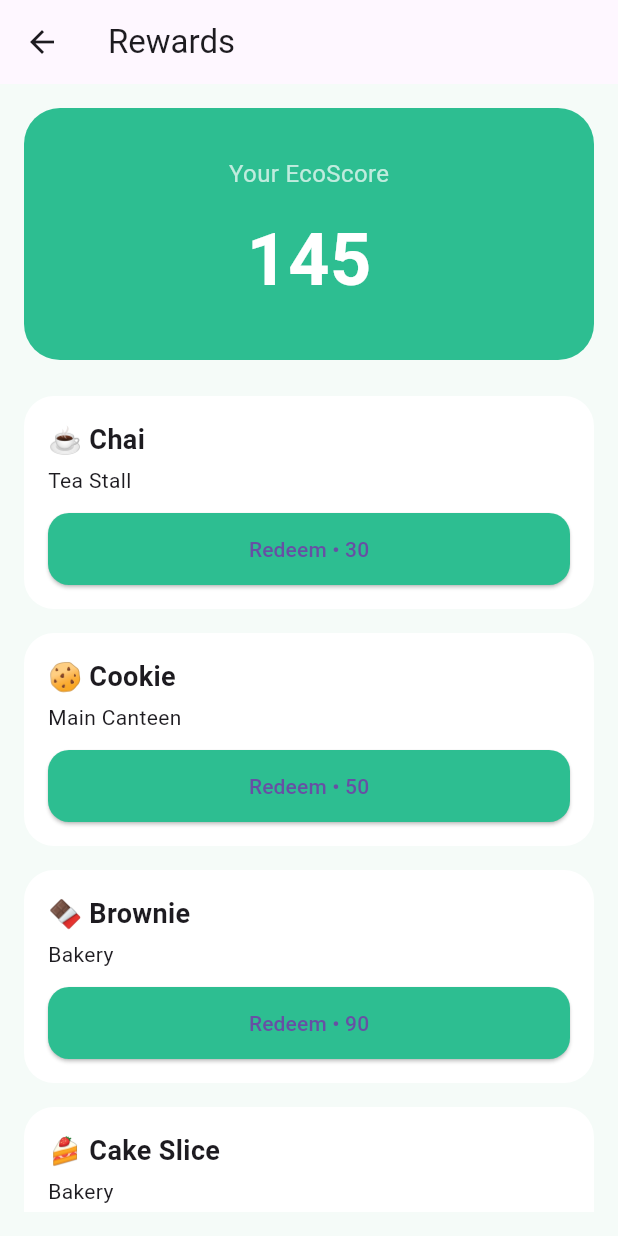
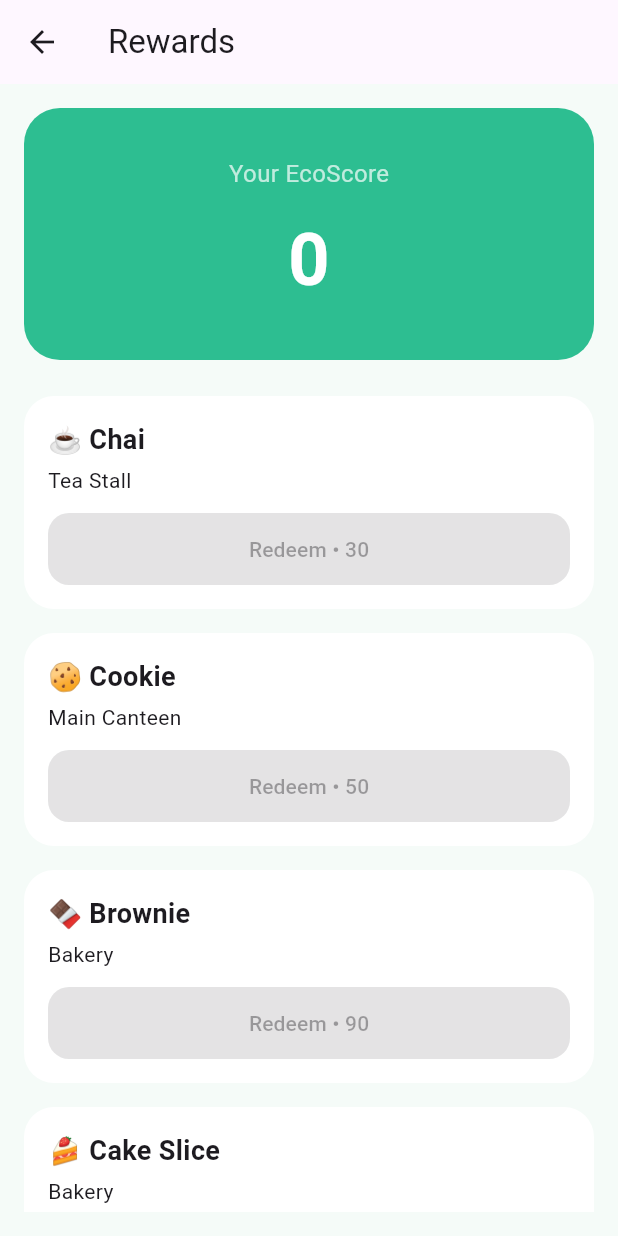
Before and after one commit to manasipatil-git/gdg-hacakthon, a Flutter app: the RewardsScreen screen opened by its route, on a phone screen of 412 x 824 dp. Run offline on Flutter 3.47's test engine with Material 3 defaults, Android fonts, the phone set to English and light mode, and no system bars; our stand-ins replace cloud_firestore, firebase_auth, firebase_core, qr_flutter; accounts and stored records are empty; Roboto replaces fonts that are missing (Poppins).

Commit message:
fix: align rewards screen eco score display with widget API

```diff
--- a/ecolife/lib/Features/rewards/screens/rewards_screen.dart
+++ b/ecolife/lib/Features/rewards/screens/rewards_screen.dart
@@ -1,29 +1,38 @@
 import 'package:flutter/material.dart';
+import 'package:provider/provider.dart';
+
 import '../widgets/eco_score_card.dart';
 import '../widgets/reward_item_card.dart';
 import '../data/reward_items.dart';
+import '../../../core/providers/user_provider.dart';
 
 class RewardsScreen extends StatelessWidget {
   const RewardsScreen({super.key});
 
   @override
   Widget build(BuildContext context) {
-    final int userEcoScore = 145; // 🔁 later from Firestore
+    final user = context.watch<UserProvider>().user;
+    final int userEcoScore = user?.ecoScore ?? 0;
 
     return Scaffold(
-      appBar: AppBar(title: const Text('Rewards')),
+      appBar: AppBar(
+        title: const Text('Rewards'),
+      ),
       body: Padding(
         padding: const EdgeInsets.all(16),
         child: ListView(
           children: [
-            EcoScoreCard(score: userEcoScore),
+            EcoScoreCard(
+              score: userEcoScore,
+            ),
             const SizedBox(height: 24),
+
             ...rewardItems.map(
               (item) => RewardItemCard(
                 item: item,
                 userScore: userEcoScore,
                 onRedeem: () {
-                  // open QR bottom sheet later
+                  // redeem logic later
                 },
               ),
             ),
```
Also changed, not shown: ecolife/lib/core/services/leaderboard_service.dart (+5 -3 lines).
